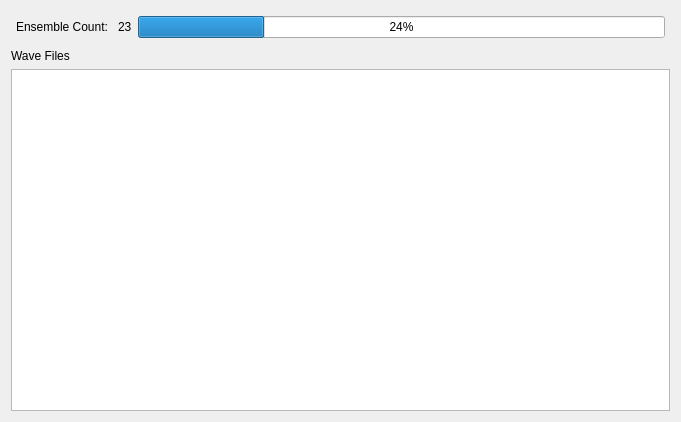
Old version of the form Monitor_View/monitor_view.ui in the repository ricorx7/PyAutoWaves.
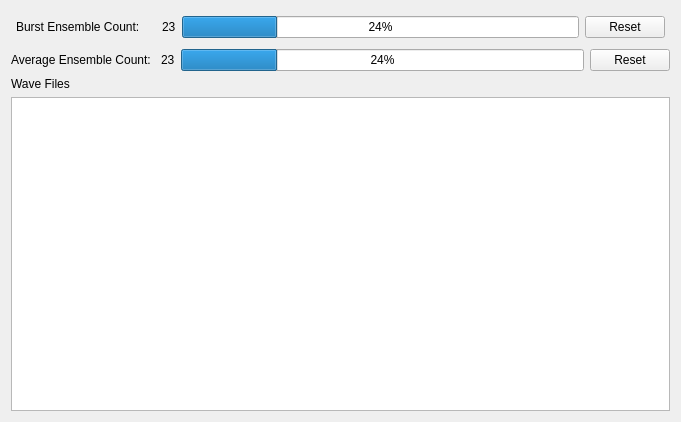
New version of the form.

Commit message: Update Monitor VM to monitor the progress Added Reset button to reset the monitors and average and wave codec Added missing setting in Setup VM

The edit to the form file:
```diff
--- a/Monitor_View/monitor_view.ui
+++ b/Monitor_View/monitor_view.ui
@@ -31,7 +31,7 @@
      <item>
       <widget class="QLabel" name="label_2">
        <property name="text">
-        <string>Ensemble Count: </string>
+        <string>Burst Ensemble Count:     </string>
        </property>
       </widget>
      </item>
@@ -46,6 +46,45 @@
       <widget class="QProgressBar" name="progressBar">
        <property name="value">
         <number>24</number>
+       </property>
+      </widget>
+     </item>
+     <item>
+      <widget class="QPushButton" name="burstResetPushButton">
+       <property name="text">
+        <string>Reset</string>
+       </property>
+      </widget>
+     </item>
+    </layout>
+   </item>
+   <item>
+    <layout class="QHBoxLayout" name="horizontalLayout">
+     <item>
+      <widget class="QLabel" name="label_4">
+       <property name="text">
+        <string>Average Ensemble Count: </string>
+       </property>
+      </widget>
+     </item>
+     <item>
+      <widget class="QLabel" name="avgEnsLabel">
+       <property name="text">
+        <string>23</string>
+       </property>
+      </widget>
+     </item>
+     <item>
+      <widget class="QProgressBar" name="avgProgressBar">
+       <property name="value">
+        <number>24</number>
+       </property>
+      </widget>
+     </item>
+     <item>
+      <widget class="QPushButton" name="avgResetPushButton">
+       <property name="text">
+        <string>Reset</string>
        </property>
       </widget>
      </item>
```
Left out of the diff: 4 changed lines with no effect on the pictures. The commit also changes 8 other files.
